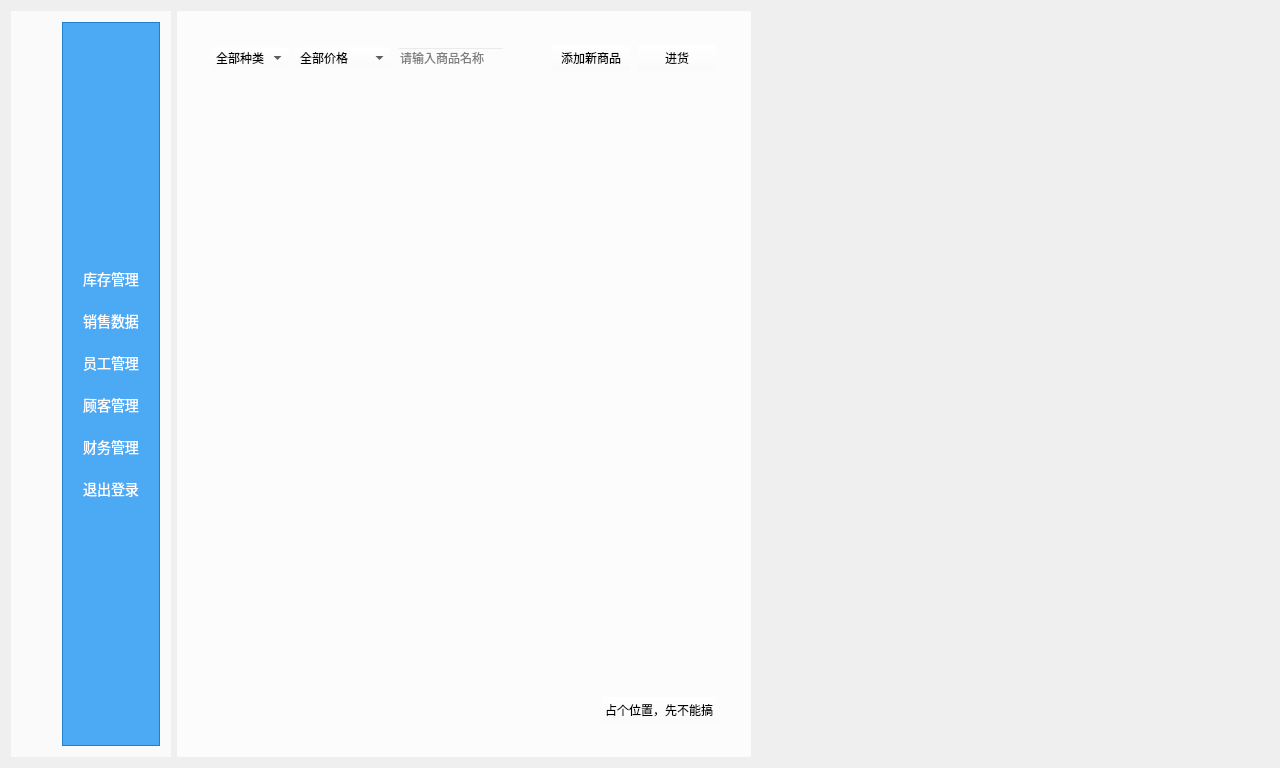
xuanyuanbuchen/LoginWindow, file ManagerWindowClass.ui: the form before one commit.
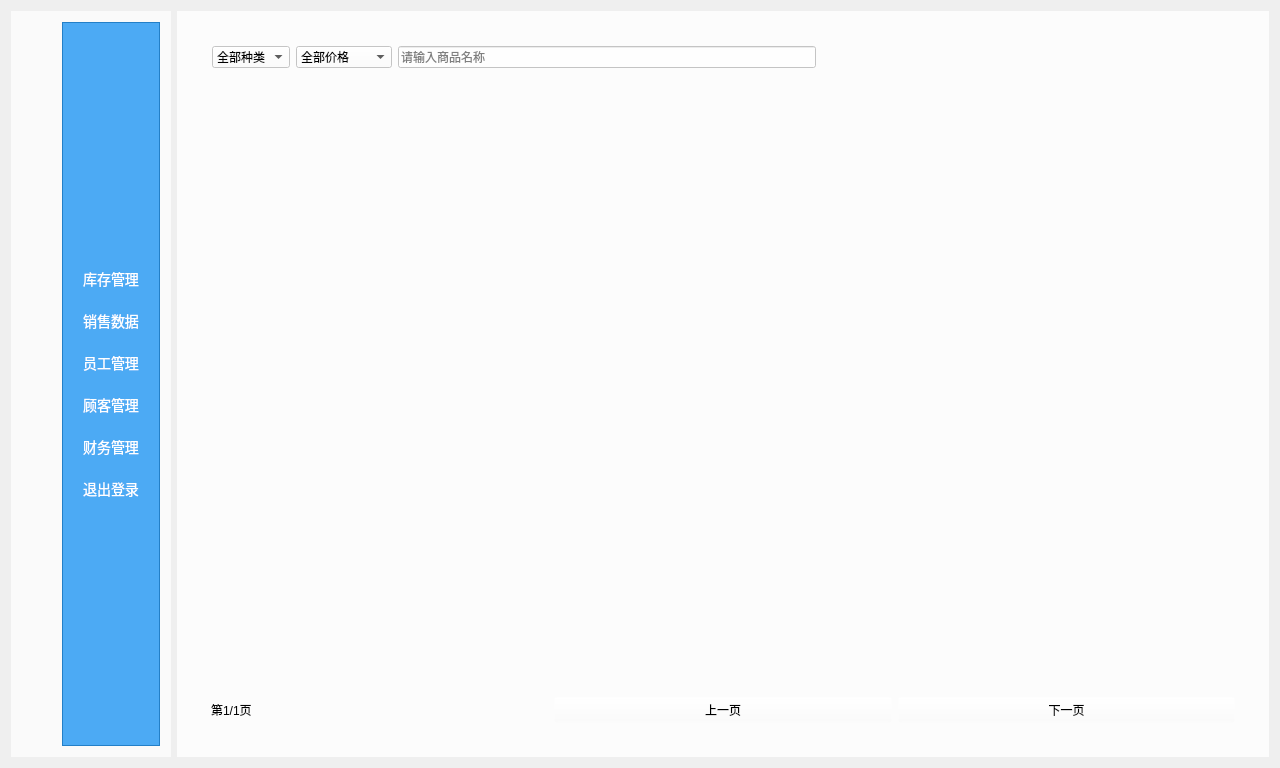
The form after the commit. Icons and pictures are not drawn. Custom widgets are drawn as their Qt base class.

Commit message: 添加了管理员查看库存的每个库存的项目

Diff of the .ui file:
```diff
--- a/ManagerWindowClass.ui
+++ b/ManagerWindowClass.ui
@@ -20,7 +20,7 @@
    <string>ManagerWindowClass</string>
   </property>
   <layout class="QGridLayout" name="gridLayout_2">
-   <item row="0" column="1">
+   <item row="1" column="1">
     <widget class="QStackedWidget" name="stackedWidget">
      <property name="styleSheet">
       <string notr="true"/>
@@ -50,13 +50,28 @@
          </property>
          <layout class="QVBoxLayout" name="verticalLayout_2">
           <item>
-           <widget class="QWidget" name="widget_6" native="true">
+           <widget class="QFrame" name="frame_3">
+            <property name="maximumSize">
+             <size>
+              <width>16777215</width>
+              <height>50</height>
+             </size>
+            </property>
             <property name="styleSheet">
-             <string notr="true">QWidget{
+             <string notr="true">QFrame{
 background-color:rgba(255,255,255,0.0);
 }</string>
             </property>
-            <layout class="QHBoxLayout" name="horizontalLayout_11">
+            <property name="frameShape">
+             <enum>QFrame::StyledPanel</enum>
+            </property>
+            <property name="frameShadow">
+             <enum>QFrame::Raised</enum>
+            </property>
+            <layout class="QHBoxLayout" name="horizontalLayout_3">
+             <property name="sizeConstraint">
+              <enum>QLayout::SetDefaultConstraint</enum>
+             </property>
              <item>
               <widget class="QComboBox" name="produceComboBoxCategory">
                <property name="font">
@@ -64,6 +79,9 @@
                  <pointsize>9</pointsize>
                 </font>
                </property>
+               <property name="styleSheet">
+                <string notr="true"/>
+               </property>
                <property name="currentIndex">
                 <number>0</number>
                </property>
@@ -134,6 +152,9 @@
                  <pointsize>9</pointsize>
                 </font>
                </property>
+               <property name="styleSheet">
+                <string notr="true"/>
+               </property>
                <item>
                 <property name="text">
                  <string>全部价格</string>
@@ -186,20 +207,6 @@
                </property>
               </spacer>
              </item>
-             <item>
-              <widget class="QPushButton" name="addNewProductBtn">
-               <property name="text">
-                <string>添加新商品</string>
-               </property>
-              </widget>
-             </item>
-             <item>
-              <widget class="QPushButton" name="addGoodsBtn">
-               <property name="text">
-                <string>进货</string>
-               </property>
-              </widget>
-             </item>
             </layout>
            </widget>
           </item>
@@ -269,7 +276,7 @@
                  <rect>
                   <x>0</x>
                   <y>0</y>
-                  <width>530</width>
+                  <width>1035</width>
                   <height>600</height>
                  </rect>
                 </property>
@@ -300,22 +307,23 @@
             </property>
             <layout class="QHBoxLayout" name="horizontalLayout_4">
              <item>
-              <spacer name="horizontalSpacer_3">
-               <property name="orientation">
-                <enum>Qt::Horizontal</enum>
+              <widget class="QLabel" name="productWidgetPageLabel">
+               <property name="text">
+                <string>第1/1页</string>
                </property>
-               <property name="sizeHint" stdset="0">
-                <size>
-                 <width>40</width>
-                 <height>20</height>
-                </size>
+              </widget>
+             </item>
+             <item>
+              <widget class="QPushButton" name="preProductWidgetPageBtn">
+               <property name="text">
+                <string>上一页</string>
                </property>
-              </spacer>
+              </widget>
              </item>
              <item>
-              <widget class="QPushButton" name="tempBtn">
+              <widget class="QPushButton" name="nextProductWidgetPageBtn">
                <property name="text">
-                <string>占个位置，先不能搞</string>
+                <string>下一页</string>
                </property>
               </widget>
              </item>
@@ -1087,9 +1095,11 @@
        </item>
       </layout>
      </widget>
+     <widget class="QWidget" name="page_4"/>
+     <widget class="QWidget" name="page_5"/>
     </widget>
    </item>
-   <item row="0" column="0">
+   <item row="1" column="0">
     <widget class="QWidget" name="widget" native="true">
      <property name="styleSheet">
       <string notr="true">QWidget{
@@ -1351,19 +1361,6 @@
      </layout>
     </widget>
    </item>
-   <item row="0" column="2">
-    <spacer name="horizontalSpacer_4">
-     <property name="orientation">
-      <enum>Qt::Horizontal</enum>
-     </property>
-     <property name="sizeHint" stdset="0">
-      <size>
-       <width>40</width>
-       <height>20</height>
-      </size>
-     </property>
-    </spacer>
-   </item>
   </layout>
  </widget>
  <layoutdefault spacing="6" margin="11"/>
```
The commit also changes 12 other files.
